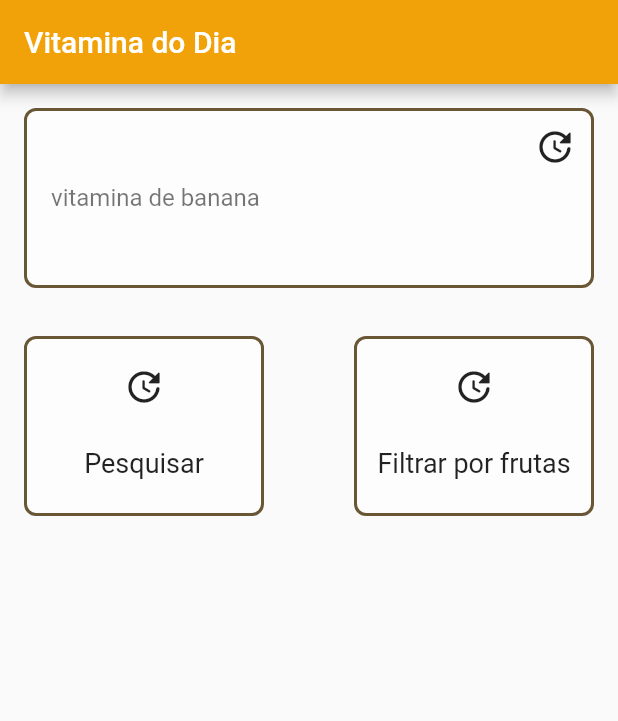
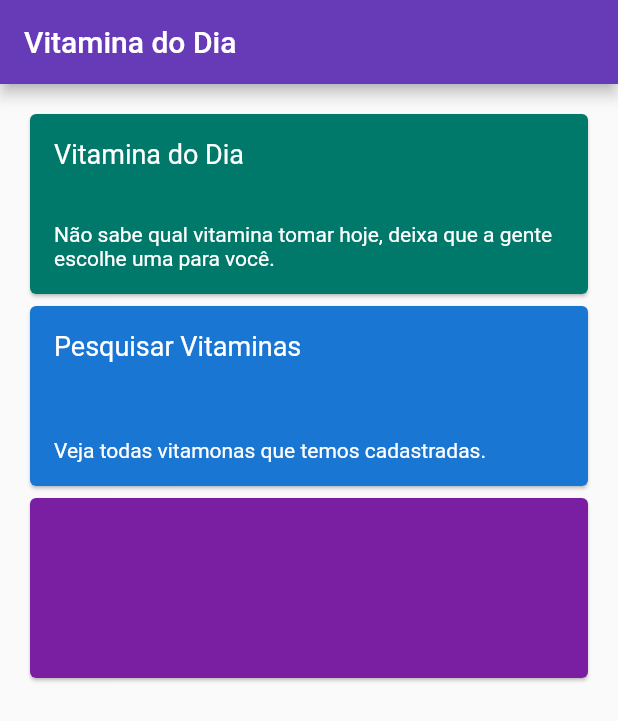
Before and after one commit to thalesbm/flutter_vitaminas, a Flutter app: the screen it shows after launch, on a phone screen of 412 x 824 dp. Shown: the top 721 px of the screen. Run offline on Flutter 3.47's test engine with Material 2 defaults, Android fonts, the light colour scheme and no system bars; our stand-ins replace hexcolor.

Commit message:
organizado layout

```diff
--- a/lib/feature/home/main.dart
+++ b/lib/feature/home/main.dart
@@ -1,8 +1,10 @@
 import 'package:flutter/material.dart';
+import 'package:hexcolor/hexcolor.dart';
+import 'package:vitamin_of_the_day/feature/home/model/home.dart';
+import 'package:vitamin_of_the_day/view/colors.dart';
 
 import '../../view/toolbar.dart';
-import 'view/body.dart';
-import 'view/header.dart';
+import 'view/item_view.dart';
 
 void main() {
   runApp(MyApp());
@@ -14,49 +16,61 @@ class MyApp extends StatefulWidget {
 }
 
 class _MyAppState extends State<MyApp> {
-  var vitaminOfTheDay = "vitamina de banana";
-
   @override
   Widget build(BuildContext context) {
     return MaterialApp(
         home: Scaffold(
-      appBar: CustomToolbar("Vitamina do Dia"),
-      body: Column(
-        children: [
-          Header(vitaminOfTheDay, pressedUpdateTip, pressedHeader),
-          Row(
-            children: [
-              Body("Pesquisar", pressedSearch),
-              Spacer(),
-              Body("Filtrar por frutas", pressedFilter),
-            ],
-          ),
-        ],
-      ),
-    ));
+            appBar: CustomToolbar("Vitamina do Dia"), body: _setBody()));
   }
 
-  void pressedFilter() {
+  SingleChildScrollView _setBody() {
+    return SingleChildScrollView(
+      child: Container(
+        padding: EdgeInsets.all(16),
+        child: Column(
+          children: [
+            HomeItemView(createHomeModelFirstCard(), pressedFirstCard),
+            HomeItemView(createHomeModelSecondCard(), pressedSecondCard),
+            HomeItemView(createHomeModelThirdCard(), pressedThirdCard),
+          ],
+        ),
+      ),
+    );
+  }
+
+  HomeModel createHomeModelFirstCard() {
+    return HomeModel(
+        "Vitamina do Dia",
+        "Não sabe qual vitamina tomar hoje, deixa que a gente escolhe uma para você.",
+        HexColor(PaletteColors.COLOR_CARD_1));
+  }
+
+  HomeModel createHomeModelSecondCard() {
+    return HomeModel(
+        "Pesquisar Vitaminas",
+        "Veja todas vitamonas que temos cadastradas.",
+        HexColor(PaletteColors.COLOR_CARD_2));
+  }
+
+  HomeModel createHomeModelThirdCard() {
+    return HomeModel("", "", HexColor(PaletteColors.COLOR_CARD_3));
+  }
+
+  void pressedFirstCard() {
     setState(() {
-      print("pressedFilter");
+      print("pressedThirdCard");
     });
   }
 
-  void pressedUpdateTip() {
+  void pressedSecondCard() {
     setState(() {
-      print("pressedUpdateTip");
+      print("pressedThirdCard");
     });
   }
 
-  void pressedSearch() {
+  void pressedThirdCard() {
     setState(() {
-      print("pressedSearch");
-    });
-  }
-
-  void pressedHeader() {
-    setState(() {
-      print("pressedHeader");
+      print("pressedThirdCard");
     });
   }
 }
--- /dev/null
+++ b/lib/feature/home/model/home.dart
@@ -0,0 +1,13 @@
+import 'package:flutter/material.dart';
+
+class HomeModel {
+  String title;
+  String description;
+  Color color;
+
+  HomeModel(String title, String description, Color color) {
+    this.color = color;
+    this.title = title;
+    this.description = description;
+  }
+}
--- a/lib/feature/home/view/body.dart
+++ /dev/null
@@ -1,59 +0,0 @@
-import 'package:flutter/material.dart';
-import 'package:hexcolor/hexcolor.dart';
-import 'package:vitamin_of_the_day/view/colors.dart';
-
-class Body extends StatelessWidget {
-  final String _text;
-  final Function _pressed;
-
-  Body(this._text, this._pressed);
-
-  @override
-  Widget build(BuildContext context) {
-    return InkWell(
-      onTap: _pressed,
-      child: Container(
-        margin: EdgeInsets.all(16),
-        width: 160,
-        height: 120,
-        decoration: BoxDecoration(
-          color: Colors.white60,
-          border: Border.all(
-            color: HexColor(PaletteColors.BORDER_COLOR),
-            width: 2,
-          ),
-          borderRadius: BorderRadius.circular(8),
-        ),
-        child: Column(
-          children: [
-            Row(
-              mainAxisAlignment: MainAxisAlignment.center,
-              children: [
-                Container(
-                  margin: EdgeInsets.all(8),
-                  child: IconButton(
-                    onPressed: () {},
-                    iconSize: 28.0,
-                    icon: Icon(Icons.update_rounded),
-                  ),
-                ),
-              ],
-            ),
-            Row(
-              mainAxisAlignment: MainAxisAlignment.center,
-              children: [
-                Container(
-                  margin: EdgeInsets.all(8),
-                  child: Text(
-                    _text,
-                    style: TextStyle(fontSize: 18),
-                  ),
-                ),
-              ],
-            ),
-          ],
-        ),
-      ),
-    );
-  }
-}
--- a/lib/feature/home/view/header.dart
+++ /dev/null
@@ -1,64 +0,0 @@
-import 'package:flutter/material.dart';
-import 'package:hexcolor/hexcolor.dart';
-import 'package:vitamin_of_the_day/view/colors.dart';
-
-class Header extends StatelessWidget {
-  final String _tipText;
-  final Function _pressedUpdateTip;
-  final Function _pressedHeader;
-
-  Header(this._tipText, this._pressedUpdateTip, this._pressedHeader);
-
-  @override
-  Widget build(BuildContext context) {
-    return Container(
-      margin: EdgeInsets.all(16),
-      width: double.infinity,
-      height: 120,
-      decoration: BoxDecoration(
-        color: Colors.white60,
-        border: Border.all(
-          color: HexColor(PaletteColors.BORDER_COLOR),
-          width: 2,
-        ),
-        borderRadius: BorderRadius.circular(8),
-      ),
-      child: Column(
-        children: [
-          Row(
-            mainAxisAlignment: MainAxisAlignment.end,
-            crossAxisAlignment: CrossAxisAlignment.start,
-            children: [
-              Container(
-                child: IconButton(
-                  onPressed: _pressedUpdateTip,
-                  iconSize: 28.0,
-                  icon: Icon(Icons.update_rounded),
-                ),
-              ),
-            ],
-          ),
-          Row(
-            mainAxisAlignment: MainAxisAlignment.start,
-            crossAxisAlignment: CrossAxisAlignment.end,
-            children: [
-              GestureDetector(
-                onTap: _pressedHeader,
-                child: Container(
-                  padding: EdgeInsets.only(left: 16, right: 16),
-                  child: Text(
-                    _tipText,
-                    style: TextStyle(
-                      color: Colors.black54,
-                      fontSize: 16,
-                    ),
-                  ),
-                ),
-              ),
-            ],
-          )
-        ],
-      ),
-    );
-  }
-}
--- /dev/null
+++ b/lib/feature/home/view/item_view.dart
@@ -0,0 +1,76 @@
+import 'package:flutter/material.dart';
+import 'package:vitamin_of_the_day/feature/home/model/home.dart';
+
+class HomeItemView extends StatelessWidget {
+  final HomeModel _homeModel;
+  final Function _pressedItem;
+
+  HomeItemView(this._homeModel, this._pressedItem);
+
+  @override
+  Widget build(BuildContext context) {
+    return Card(
+      child: new Container(
+        decoration: _setBoxDecoration(),
+        child: Material(
+          color: Colors.transparent,
+          child: InkWell(
+            onTap: () {
+              this._pressedItem();
+            },
+            child: Container(
+              width: double.infinity,
+              height: 120,
+              child: Column(
+                children: [
+                  _setTitle(),
+                  Spacer(),
+                  _setDescription(),
+                ],
+              ),
+            ),
+          ),
+        ),
+      ),
+    );
+  }
+
+  Container _setTitle() {
+    return Container(
+      padding: EdgeInsets.only(left: 16, right: 16, bottom: 8, top: 16),
+      child: Align(
+        alignment: Alignment.bottomLeft,
+        child: Text(
+          _homeModel.title,
+          style: TextStyle(
+            color: Colors.white,
+            fontSize: 18,
+          ),
+        ),
+      ),
+    );
+  }
+
+  Container _setDescription() {
+    return Container(
+      padding: EdgeInsets.only(left: 16, right: 16, bottom: 16),
+      child: Align(
+        alignment: Alignment.bottomLeft,
+        child: Text(
+          _homeModel.description,
+          style: TextStyle(
+            color: Colors.white,
+            fontSize: 14,
+          ),
+        ),
+      ),
+    );
+  }
+
+  BoxDecoration _setBoxDecoration() {
+    return BoxDecoration(
+      color: _homeModel.color,
+      borderRadius: BorderRadius.circular(4),
+    );
+  }
+}
--- a/lib/view/colors.dart
+++ b/lib/view/colors.dart
@@ -1,6 +1,8 @@
 class PaletteColors {
 
-  static String PRIMARY_COLOR = "#F1A208";
-  static String BORDER_COLOR = "#685634";
+  static String PRIMARY_COLOR = "#673ab7";
+  static String COLOR_CARD_1 = "#00796b";
+  static String COLOR_CARD_2 = "#1976d2";
+  static String COLOR_CARD_3 = "#7b1fa2";
 
 }
```
Also changed, not shown: pubspec.yaml (+3 -42 lines), pubspec.lock.
